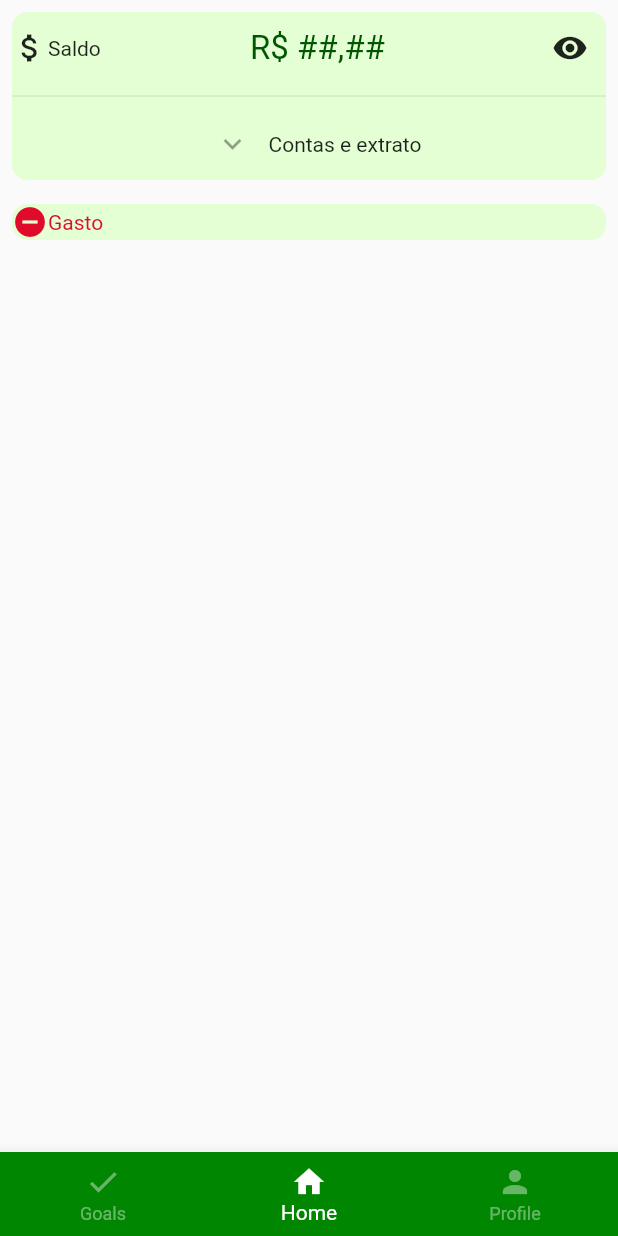
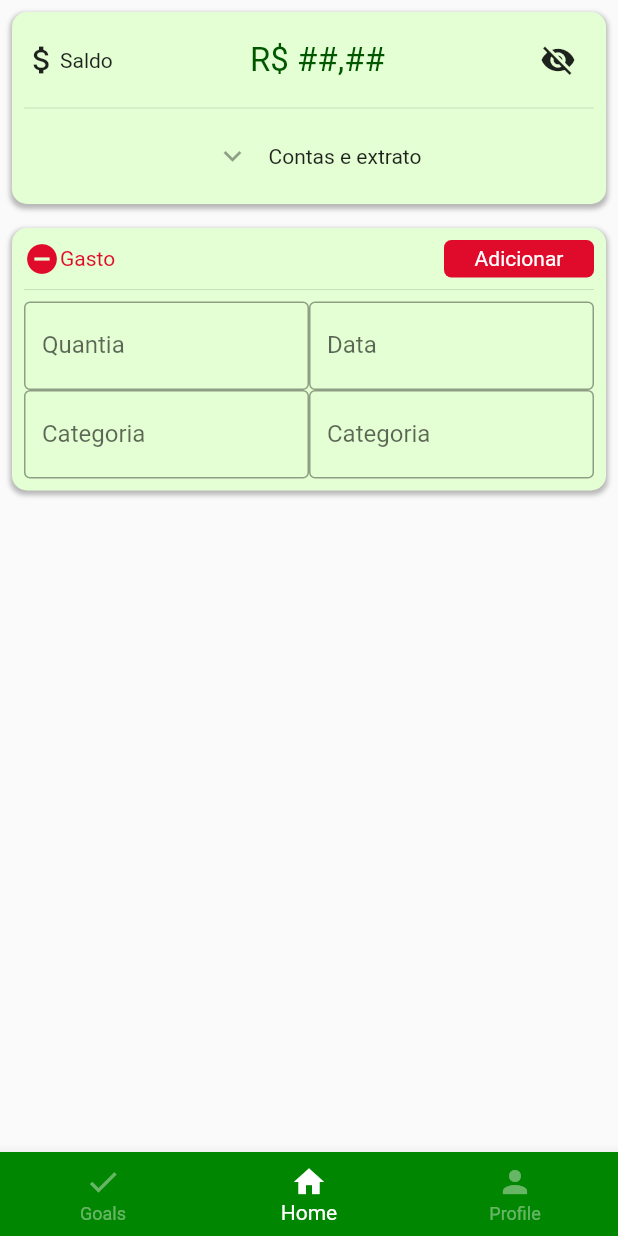
Before and after one commit to pedrohb88/cappiapp, a Flutter app: the screen it shows after launch, item 2 of the bottom bar chosen, on a phone screen of 412 x 824 dp. Run offline on Flutter 3.47's test engine with Material 2 defaults, Android fonts, the phone set to English and light mode, and no system bars.

Commit message:
progress on transactions form

```diff
--- a/lib/main.dart
+++ b/lib/main.dart
@@ -29,9 +29,9 @@ class BaseWidgetState extends State<BaseWidget> {
   }
 
   final List<Widget> _navOptions = <Widget>[
-    Text('asd1'),
+    Text('To be done'),
     HomeScreen(),
-    Text('asd3'),
+    Text('To be done'),
   ];
 
   @override
--- a/lib/screens/home_screen/components/add_expense.dart
+++ b/lib/screens/home_screen/components/add_expense.dart
@@ -1,3 +1,4 @@
+import 'package:cappiapp/screens/home_screen/components/transaction_form.dart';
 import 'package:flutter/material.dart';
 
 class AddExpense extends StatefulWidget {
@@ -6,16 +7,32 @@ class AddExpense extends StatefulWidget {
 }
 
 class _AddExpenseState extends State<AddExpense> {
+  bool expanded = true;
+
   @override
   Widget build(BuildContext context) {
     return Container(
-//      padding: EdgeInsets.all(8),
+      padding: EdgeInsets.all(8),
       decoration: BoxDecoration(
         color: Color(0xFFE4FFD4),
         shape: BoxShape.rectangle,
         borderRadius: BorderRadius.circular(10.0),
+        boxShadow: [
+          BoxShadow(
+            color: Color(0x44000000),
+            blurRadius: 2.0, // has the effect of softening the shadow
+            spreadRadius: 1.0, // has the effect of extending the shadow
+            offset: Offset(
+              0.0, // horizontal, move right 10
+              2.0, // vertical, move down 10
+            ),
+          )
+        ],
       ),
       child: Column(
+        children: <Widget>[
+          Row(
+            mainAxisAlignment: MainAxisAlignment.spaceBetween,
             children: <Widget>[
               Row(
                 children: <Widget>[
@@ -31,6 +48,30 @@ class _AddExpenseState extends State<AddExpense> {
                   ),
                 ],
               ),
+              GestureDetector(
+                onTap: null,
+                child: Container(
+                  decoration: BoxDecoration(
+                    color: Color(0xFFE00A2A),
+                    shape: BoxShape.rectangle,
+                    borderRadius: BorderRadius.circular(5.0),
+                  ),
+                  width: 100,
+                  height: 25,
+                  child: Center(
+                    child: Text(
+                      'Adicionar',
+                      style: TextStyle(
+                        color: Colors.white,
+                      ),
+                    ),
+                  ),
+                ),
+              )
+            ],
+          ),
+          if (expanded) Divider(),
+          if (expanded) TransactionForm(),
         ],
       ),
     );
--- a/lib/screens/home_screen/components/balance.dart
+++ b/lib/screens/home_screen/components/balance.dart
@@ -19,11 +19,22 @@ class _BalanceState extends State<Balance> {
   @override
   Widget build(BuildContext context) {
     return Container(
-//      padding: EdgeInsets.all(8),
+      padding: EdgeInsets.all(8),
       decoration: BoxDecoration(
         color: Color(0xFFE4FFD4),
         shape: BoxShape.rectangle,
         borderRadius: BorderRadius.circular(10.0),
+        boxShadow: [
+          BoxShadow(
+            color: Color(0x44000000),
+            blurRadius: 2.0, // has the effect of softening the shadow
+            spreadRadius: 1.0, // has the effect of extending the shadow
+            offset: Offset(
+              0.0, // horizontal, move right 10
+              2.0, // vertical, move down 10
+            ),
+          )
+        ],
       ),
       child: Column(
         children: <Widget>[
@@ -46,7 +57,7 @@ class _BalanceState extends State<Balance> {
                 ),
               ),
               IconButton(
-                icon: Icon(Icons.remove_red_eye),
+                icon: Icon(_isBalanceVisible? Icons.visibility : Icons.visibility_off),
                 onPressed: _chanceBalanceVisibility,
               ),
             ],
--- /dev/null
+++ b/lib/screens/home_screen/components/transaction_form.dart
@@ -0,0 +1,82 @@
+import 'package:flutter/material.dart';
+
+class TransactionForm extends StatefulWidget {
+  _TransactionFormState createState() => _TransactionFormState();
+}
+
+class _TransactionFormState extends State<TransactionForm> {
+  double amount = 0.0;
+  DateTime date = DateTime.now();
+  int category = 0;
+  String description = "";
+
+  @override
+  Widget build(BuildContext context) {
+    return Container(
+      child: Column(
+        children: <Widget>[
+          Row(
+            children: <Widget>[
+              Expanded(
+                child: Column(
+                  children: <Widget>[
+                    TextField(
+                      decoration: InputDecoration(
+                        border: OutlineInputBorder(),
+                        hintText: "R\$ 00,00",
+                        labelText: "Quantia",
+                      ),
+                    ),
+                  ],
+                ),
+              ),
+              Expanded(
+                child: Column(
+                  children: <Widget>[
+                    TextField(
+                      decoration: InputDecoration(
+                        border: OutlineInputBorder(),
+                        hintText: "R\$ 00,00",
+                        labelText: "Data",
+                      ),
+                    ),
+                  ],
+                ),
+              ),
+            ],
+          ),
+          Row(
+            children: <Widget>[
+              Expanded(
+                child: Column(
+                  children: <Widget>[
+                    TextField(
+                      decoration: InputDecoration(
+                        border: OutlineInputBorder(),
+                        hintText: "R\$ 00,00",
+                        labelText: "Categoria",
+                      ),
+                    ),
+                  ],
+                ),
+              ),
+              Expanded(
+                child: Column(
+                  children: <Widget>[
+                    TextField(
+                      decoration: InputDecoration(
+                        border: OutlineInputBorder(),
+                        hintText: "R\$ 00,00",
+                        labelText: "Categoria",
+                      ),
+                    ),
+                  ],
+                ),
+              ),
+            ],
+          ),
+        ],
+      ),
+    );
+  }
+}
--- a/lib/screens/home_screen/home_screen.dart
+++ b/lib/screens/home_screen/home_screen.dart
@@ -9,7 +9,7 @@ class HomeScreen extends StatelessWidget {
     // TODO: implement build
     return Container(
       padding: EdgeInsets.all(8.0),
-      child: Column(
+      child: ListView(
         children: <Widget>[
           Balance(),
           SizedBox(
```
Lines whose indentation alone changed are shown as unchanged.
